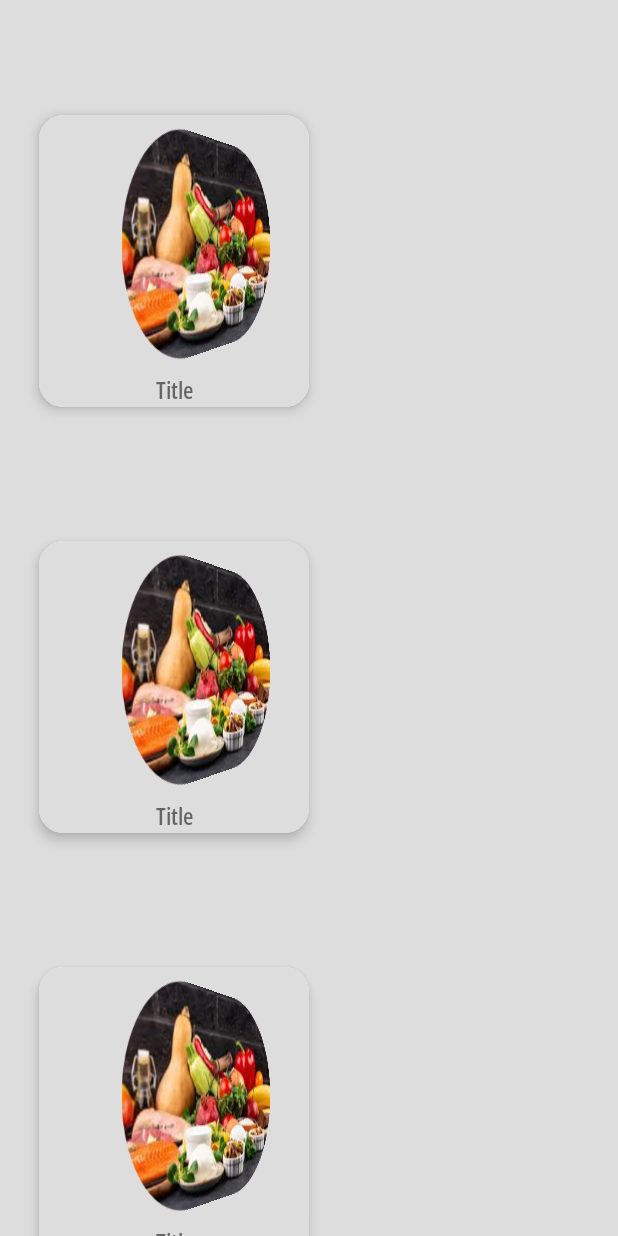
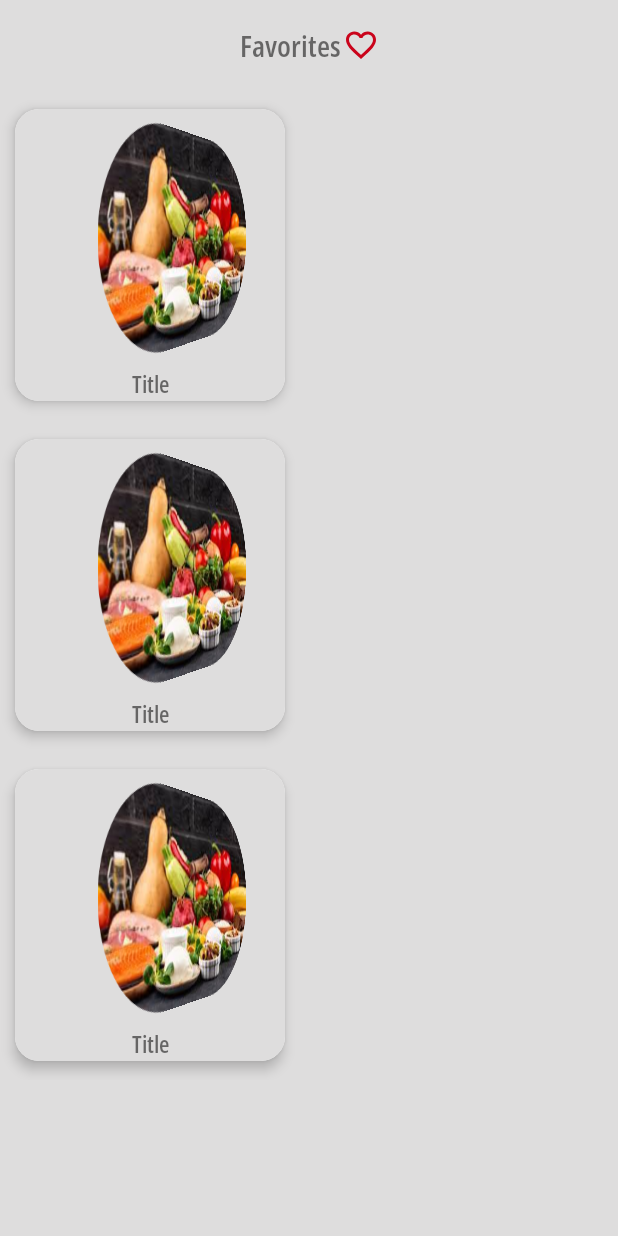
Before and after one commit to kubraklc/HealthyLife, an Android app: the layout fragment_favorite.xml on its own in the app's theme, with its tools: preview values and no code run, on a phone screen of 412 x 824 dp. Run offline under Robolectric (Android 15) with nearby library versions, the phone set to English and light mode, and no system bars.

Commit message:
Firabase android studioya eklendi. Recipe fragment üzerinden favorite fragment içine verieler aktarıldı. Tasarımsal olarak görünen bozukluklar düzeltildi.

```diff
--- a/app/src/main/java/com/example/healthylife/ui/home/HomeFragment.kt
+++ b/app/src/main/java/com/example/healthylife/ui/home/HomeFragment.kt
@@ -3,12 +3,11 @@ package com.example.healthylife.ui.home
 
 import android.os.Bundle
 import android.util.Log
-import androidx.fragment.app.Fragment
 import android.view.LayoutInflater
 import android.view.View
 import android.view.ViewGroup
 import androidx.appcompat.widget.SearchView
-import androidx.fragment.app.FragmentManager
+import androidx.fragment.app.Fragment
 import androidx.lifecycle.Observer
 import androidx.lifecycle.ViewModelProvider
 import androidx.recyclerview.widget.GridLayoutManager
@@ -20,6 +19,7 @@ import com.example.healthylife.databinding.FragmentHomeBinding
 import com.example.healthylife.model.CategoryMealList
 import com.example.healthylife.model.MealList.Meal
 import com.example.healthylife.ui.detail.RecipeFragment
+import com.google.firebase.database.DatabaseReference
 
 
 class HomeFragment : Fragment() {
@@ -28,7 +28,7 @@ class HomeFragment : Fragment() {
     private val binding get() = _binding!!
     private lateinit var homeViewModel: HomeViewModel
     private lateinit var adapter2 : MostPopularAdapter
-
+    private lateinit var databaseReference: DatabaseReference
 
     companion object{
         const val MEAL_ID= "com.example.easyfood.fragments.idMeal"
--- a/app/src/main/java/com/example/healthylife/ui/home/MostPopularAdapter.kt
+++ b/app/src/main/java/com/example/healthylife/ui/home/MostPopularAdapter.kt
@@ -20,8 +20,6 @@ class MostPopularAdapter(
     ) : RecyclerView.ViewHolder(itemView) {
         val popularName: TextView = itemView.findViewById(R.id.mostTextView)
         val popularImage: ImageView = itemView.findViewById(R.id.mostImage)
-
-
 
         init {
             itemView.setOnClickListener {
@@ -59,8 +57,6 @@ class MostPopularAdapter(
             .load(popular.strMealThumb)
             .into(holder.popularImage)
 
-
-
         // İç boşlukları ayarla
         val layoutParams = holder.itemView.layoutParams as RecyclerView.LayoutParams
         layoutParams.setMargins(16, 8, 16, 8) // İstediğiniz boşlukları belirleyin
--- a/app/src/main/res/layout/fragment_favorite.xml
+++ b/app/src/main/res/layout/fragment_favorite.xml
@@ -1,5 +1,5 @@
 <?xml version="1.0" encoding="utf-8"?>
-<FrameLayout xmlns:android="http://schemas.android.com/apk/res/android"
+<RelativeLayout xmlns:android="http://schemas.android.com/apk/res/android"
     xmlns:app="http://schemas.android.com/apk/res-auto"
     xmlns:tools="http://schemas.android.com/tools"
     android:layout_width="match_parent"
@@ -8,10 +8,13 @@
     tools:context=".ui.favorite.FavoriteFragment">
 
         <LinearLayout
+            android:id="@+id/favorite_container"
             android:layout_width="match_parent"
             android:layout_height="60dp"
             android:gravity="center"
-            android:orientation="horizontal">
+            android:orientation="horizontal"
+            android:layout_gravity="top"
+            tools:ignore="MissingConstraints">
 
             <TextView
                 android:id="@+id/favoritesText"
@@ -29,7 +32,6 @@
                 android:layout_width="wrap_content"
                 android:layout_height="wrap_content"
                 android:background="@android:color/transparent"
-                android:clickable="true"
                 android:src="@drawable/ic_favorite_border"
                 tools:ignore="MissingConstraints" />
         </LinearLayout>
@@ -37,9 +39,10 @@
      <androidx.recyclerview.widget.RecyclerView
          android:id="@+id/recyclerviewFavorites"
          android:layout_width="match_parent"
-         android:layout_height="wrap_content"
+         android:layout_height="match_parent"
+         android:layout_below="@+id/favorite_container"
          tools:listitem="@layout/fragment_favorite_item"
          android:orientation="vertical">
      </androidx.recyclerview.widget.RecyclerView>
 
-</FrameLayout>
+</RelativeLayout>
--- a/app/src/main/res/layout/fragment_favorite_item.xml
+++ b/app/src/main/res/layout/fragment_favorite_item.xml
@@ -1,7 +1,7 @@
 <?xml version="1.0" encoding="utf-8"?>
-<FrameLayout xmlns:android="http://schemas.android.com/apk/res/android"
-    android:layout_width="match_parent"
-    android:layout_height="match_parent"
+<androidx.constraintlayout.widget.ConstraintLayout xmlns:android="http://schemas.android.com/apk/res/android"
+    android:layout_width="wrap_content"
+    android:layout_height="wrap_content"
     android:background="@color/bottom_background_color"
     xmlns:app="http://schemas.android.com/apk/res-auto"
     xmlns:tools="http://schemas.android.com/tools">
@@ -10,17 +10,18 @@
         android:id="@+id/favoritepageCardview"
         android:layout_width="200dp"
         android:layout_height="wrap_content"
+        android:layout_marginTop="8dp"
         android:layout_marginLeft="16dp"
-        android:layout_marginTop="64dp"
         android:layout_marginRight="16dp"
         android:background="@color/bottom_background_color"
         app:cardCornerRadius="16dp"
         app:cardElevation="5dp"
-        app:cardUseCompatPadding="true">
+        app:cardUseCompatPadding="true"
+        tools:ignore="MissingConstraints">
 
         <LinearLayout
             android:layout_width="match_parent"
-            android:layout_height="wrap_content"
+            android:layout_height="match_parent"
             android:background="@color/bottom_background_color"
             android:gravity="center_vertical"
             android:orientation="vertical">
@@ -49,6 +50,5 @@
                 android:textStyle="bold">
             </TextView>
         </LinearLayout>
-
     </androidx.cardview.widget.CardView>
-</FrameLayout>
+</androidx.constraintlayout.widget.ConstraintLayout>
```
Also changed, not shown: app/build.gradle (+6 -2 lines), app/src/main/java/com/example/healthylife/model/firebasemodels/FavoriteMealFirebase.kt (added, +8 -0 lines), app/src/main/java/com/example/healthylife/model/firebasemodels/MealFirebase.kt (added, +7 -0 lines), app/src/main/java/com/example/healthylife/ui/detail/RecipeFragment.kt (+12 -71 lines), app/src/main/java/com/example/healthylife/ui/favorite/FavoriteFragment.kt (+41 -12 lines), build.gradle (+14 -2 lines), gradle/wrapper/gradle-wrapper.properties, 1 other file.
